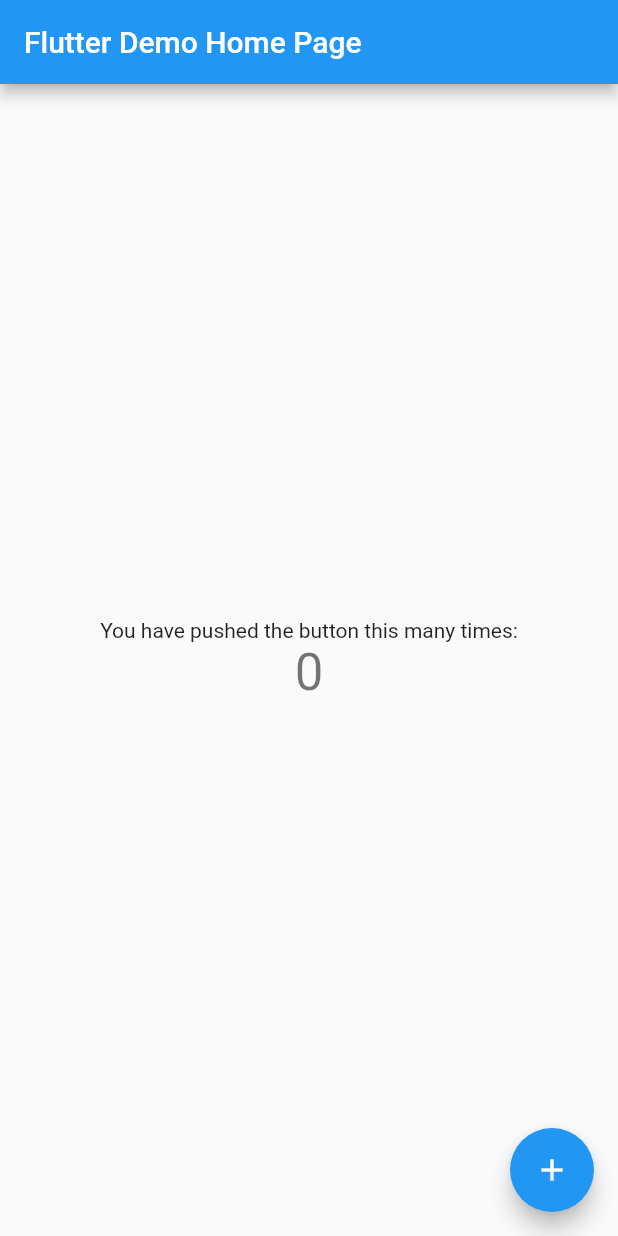
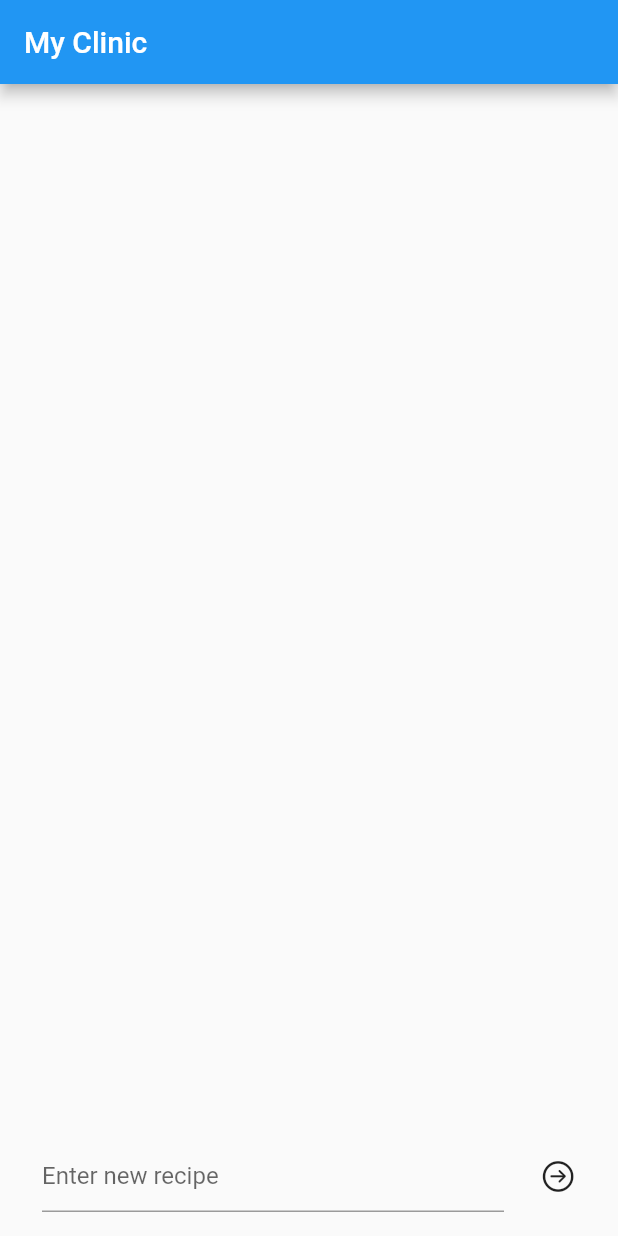
Before and after one commit to luismomm2110/meu_consult-rio, a Flutter app: the screen it shows after launch, on a phone screen of 412 x 824 dp. Run offline on Flutter 3.47's test engine with Material 2 defaults, Android fonts, the phone set to English and light mode, and no system bars; our stand-ins replace cloud_firestore, firebase_core; accounts and stored records are empty.

```diff
--- /dev/null
+++ b/lib/data/chart.dart
@@ -0,0 +1,25 @@
+import 'package:cloud_firestore/cloud_firestore.dart';
+
+class Chart {
+  final String text;
+  final DateTime date;
+
+  DocumentReference? reference;
+
+  Chart({required this.text, required this.date});
+
+  factory Chart.fromJson(Map<dynamic, dynamic> json) => Chart(
+      text: json['text'] as String,
+      date: DateTime.parse(json['date'] as String));
+
+  Map<String, dynamic> toJson() => <String, dynamic>{
+        'date': date.toString(),
+        'text': text,
+      };
+
+  factory Chart.fromSnapshot(DocumentSnapshot snapshot) {
+    final chart = Chart.fromJson(snapshot.data() as Map<String, dynamic>);
+    chart.reference = snapshot.reference;
+    return chart;
+  }
+}
--- /dev/null
+++ b/lib/data/chart_dao.dart
@@ -0,0 +1,15 @@
+import 'package:cloud_firestore/cloud_firestore.dart';
+import 'chart.dart';
+
+class ChartDao {
+  final CollectionReference collection =
+      FirebaseFirestore.instance.collection('charts');
+
+  void saveChart(Chart chart) {
+    collection.add(chart.toJson());
+  }
+
+  Stream<QuerySnapshot> getChartStream() {
+    return collection.snapshots();
+  }
+}
--- a/lib/main.dart
+++ b/lib/main.dart
@@ -1,113 +1,36 @@
 import 'package:flutter/material.dart';
+import 'package:meu_consultorio/ui/home.dart';
+import 'package:firebase_core/firebase_core.dart';
+import 'package:provider/provider.dart';
+import '../data/chart_dao.dart';
 
-void main() {
-  runApp(MyApp());
+Future<void> main() async {
+  WidgetsFlutterBinding.ensureInitialized();
+
+  await Firebase.initializeApp();
+
+  runApp(MyClinic());
 }
 
-class MyApp extends StatelessWidget {
-  // This widget is the root of your application.
+class MyClinic extends StatelessWidget {
+  const MyClinic({Key? key}) : super(key: key);
+
   @override
   Widget build(BuildContext context) {
-    return MaterialApp(
-      title: 'Flutter Demo',
-      theme: ThemeData(
-        // This is the theme of your application.
-        //
-        // Try running your application with "flutter run". You'll see the
-        // application has a blue toolbar. Then, without quitting the app, try
-        // changing the primarySwatch below to Colors.green and then invoke
-        // "hot reload" (press "r" in the console where you ran "flutter run",
-        // or simply save your changes to "hot reload" in a Flutter IDE).
-        // Notice that the counter didn't reset back to zero; the application
-        // is not restarted.
-        primarySwatch: Colors.blue,
+    return MultiProvider(
+      providers: [
+        // TODO: Add ChangeNotifierProvider<UserDao> here
+        Provider<ChartDao>(
+          lazy: false,
+          create: (_) => ChartDao(),
+        ),
+      ],
+      child: MaterialApp(
+        debugShowCheckedModeBanner: false,
+        title: 'MyCLinic',
+        theme: ThemeData(primaryColor: Colors.white),
+        home: Home(),
       ),
-      home: MyHomePage(title: 'Flutter Demo Home Page'),
     );
   }
 }
-
-class MyHomePage extends StatefulWidget {
-  MyHomePage({Key? key, required this.title}) : super(key: key);
-
-  // This widget is the home page of your application. It is stateful, meaning
-  // that it has a State object (defined below) that contains fields that affect
-  // how it looks.
-
-  // This class is the configuration for the state. It holds the values (in this
-  // case the title) provided by the parent (in this case the App widget) and
-  // used by the build method of the State. Fields in a Widget subclass are
-  // always marked "final".
-
-  final String title;
-
-  @override
-  _MyHomePageState createState() => _MyHomePageState();
-}
-
-class _MyHomePageState extends State<MyHomePage> {
-  int _counter = 0;
-
-  void _incrementCounter() {
-    setState(() {
-      // This call to setState tells the Flutter framework that something has
-      // changed in this State, which causes it to rerun the build method below
-      // so that the display can reflect the updated values. If we changed
-      // _counter without calling setState(), then the build method would not be
-      // called again, and so nothing would appear to happen.
-      _counter++;
-    });
-  }
-
-  @override
-  Widget build(BuildContext context) {
-    // This method is rerun every time setState is called, for instance as done
-    // by the _incrementCounter method above.
-    //
-    // The Flutter framework has been optimized to make rerunning build methods
-    // fast, so that you can just rebuild anything that needs updating rather
-    // than having to individually change instances of widgets.
-    return Scaffold(
-      appBar: AppBar(
-        // Here we take the value from the MyHomePage object that was created by
-        // the App.build method, and use it to set our appbar title.
-        title: Text(widget.title),
-      ),
-      body: Center(
-        // Center is a layout widget. It takes a single child and positions it
-        // in the middle of the parent.
-        child: Column(
-          // Column is also a layout widget. It takes a list of children and
-          // arranges them vertically. By default, it sizes itself to fit its
-          // children horizontally, and tries to be as tall as its parent.
-          //
-          // Invoke "debug painting" (press "p" in the console, choose the
-          // "Toggle Debug Paint" action from the Flutter Inspector in Android
-          // Studio, or the "Toggle Debug Paint" command in Visual Studio Code)
-          // to see the wireframe for each widget.
-          //
-          // Column has various properties to control how it sizes itself and
-          // how it positions its children. Here we use mainAxisAlignment to
-          // center the children vertically; the main axis here is the vertical
-          // axis because Columns are vertical (the cross axis would be
-          // horizontal).
-          mainAxisAlignment: MainAxisAlignment.center,
-          children: <Widget>[
-            Text(
-              'You have pushed the button this many times:',
-            ),
-            Text(
-              '$_counter',
-              style: Theme.of(context).textTheme.headline4,
-            ),
-          ],
-        ),
-      ),
-      floatingActionButton: FloatingActionButton(
-        onPressed: _incrementCounter,
-        tooltip: 'Increment',
-        child: Icon(Icons.add),
-      ), // This trailing comma makes auto-formatting nicer for build methods.
-    );
-  }
-}
--- /dev/null
+++ b/lib/ui/home.dart
@@ -0,0 +1,121 @@
+import 'package:flutter/cupertino.dart';
+import 'package:flutter/material.dart';
+import 'package:cloud_firestore/cloud_firestore.dart';
+import 'package:provider/provider.dart';
+
+import '../data/chart.dart';
+import '../data/chart_dao.dart';
+import 'chart_widget.dart';
+
+class Home extends StatefulWidget {
+  const Home({Key? key}) : super(key: key);
+
+  @override
+  HomeState createState() => HomeState();
+}
+
+class HomeState extends State<Home> {
+  final TextEditingController _chartController = TextEditingController();
+  final ScrollController _scrollController = ScrollController();
+
+  @override
+  Widget build(BuildContext context) {
+    WidgetsBinding.instance!.addPostFrameCallback((_) => _scrollToBottom());
+    final chartDao = Provider.of<ChartDao>(context, listen: false);
+
+    return Scaffold(
+      appBar: AppBar(
+        title: const Text('My Clinic'),
+      ),
+      body: Padding(
+        padding: const EdgeInsets.all(16.0),
+        child: Column(
+          children: [
+            _getChartList(chartDao),
+            Row(
+              mainAxisAlignment: MainAxisAlignment.spaceBetween,
+              children: [
+                Flexible(
+                  child: Padding(
+                    padding: const EdgeInsets.symmetric(horizontal: 12.0),
+                    child: TextField(
+                      keyboardType: TextInputType.text,
+                      controller: _chartController,
+                      onSubmitted: (input) {
+                        _sendChart(chartDao);
+                      },
+                      decoration:
+                          const InputDecoration(hintText: 'Enter new recipe'),
+                    ),
+                  ),
+                ),
+                IconButton(
+                    icon: Icon(_canSendChart()
+                        ? CupertinoIcons.arrow_right_circle_fill
+                        : CupertinoIcons.arrow_right_circle),
+                    onPressed: () {
+                      _sendChart(chartDao);
+                    })
+              ],
+            ),
+          ],
+        ),
+      ),
+    );
+  }
+
+  void _sendChart(ChartDao chartDao) {
+    if (_canSendChart()) {
+      final chart = Chart(
+        text: _chartController.text,
+        date: DateTime.now(),
+      );
+      chartDao.saveChart(chart);
+      _chartController.clear();
+      setState(() {});
+    }
+  }
+
+  Widget _getChartList(ChartDao chartDao) {
+    return Expanded(
+      child: StreamBuilder<QuerySnapshot>(
+        stream: chartDao.getChartStream(),
+        builder: (context, snapshot) {
+          if (!snapshot.hasData)
+            return const Center(child: LinearProgressIndicator());
+
+          return _buildList(context, snapshot.data!.docs);
+        },
+      ),
+    );
+  }
+
+  Widget _buildList(BuildContext context, List<DocumentSnapshot>? snapshot) {
+    // 1
+    return ListView(
+      controller: _scrollController,
+      physics: const BouncingScrollPhysics(),
+      padding: const EdgeInsets.only(top: 20.0),
+      // 2
+      children: snapshot!.map((data) => _buildListItem(context, data)).toList(),
+    );
+  }
+
+  Widget _buildListItem(BuildContext context, DocumentSnapshot snapshot) {
+    // 1
+    final chart = Chart.fromSnapshot(snapshot);
+    // 2
+    return ChartWidget(
+      chart.text,
+      chart.date,
+    );
+  }
+
+  bool _canSendChart() => _chartController.text.length > 0;
+
+  void _scrollToBottom() {
+    if (_scrollController.hasClients) {
+      _scrollController.jumpTo(_scrollController.position.maxScrollExtent);
+    }
+  }
+}
--- a/pubspec.yaml
+++ b/pubspec.yaml
@@ -25,6 +25,9 @@ dependencies:
     sdk: flutter
   firebase_core: ^1.6.0
   cloud_firestore: ^2.5.3
+  provider: ^6.0.0
+  intl: ^0.17.0
+  firebase_auth: ^3.1.1
 
 
   # The following adds the Cupertino Icons font to your application.
```
Also changed, not shown: lib/ui/chart_widget.dart (added, +59 -0 lines), pubspec.lock, 3 other files.
